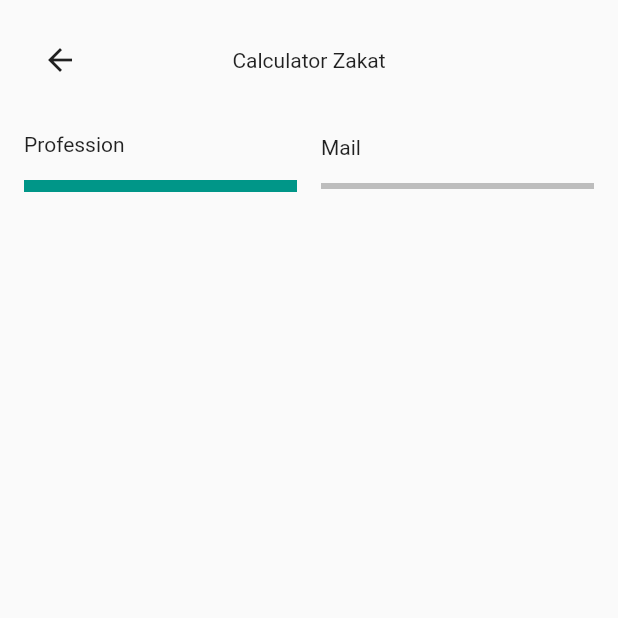
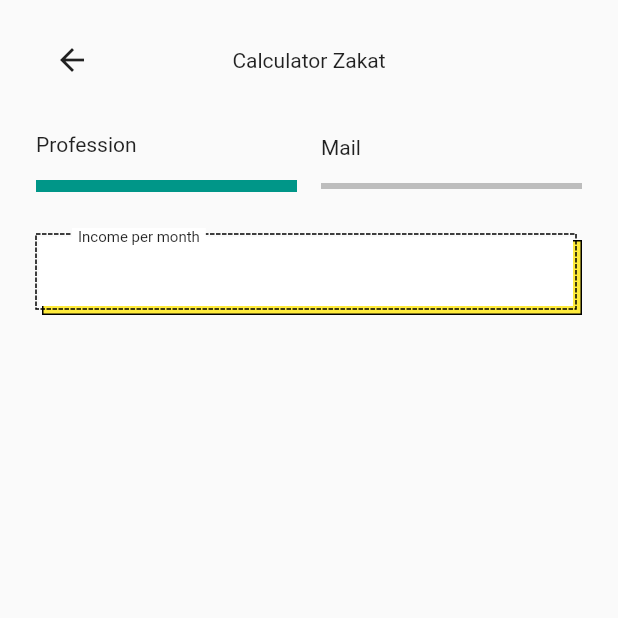
Before and after one commit to JAICHANGPARK/flutter_notebook_18th_story, a Flutter app: the screen it shows after launch, on a phone screen of 412 x 824 dp, the top half of it. Run offline on Flutter 3.47's test engine with Material 2 defaults, Android fonts, the phone set to English and light mode, and no system bars; drawn by our look-alikes of dotted_border; our stand-ins replace cached_network_image, flutter_lorem, flutter_riverpod, flutter_svg, freezed_annotation, go_router and 3 more.

Commit message:
Update funding_home_page.dart

```diff
--- a/lib/ep1085_funding_app/src/ui/funding_home_page.dart
+++ b/lib/ep1085_funding_app/src/ui/funding_home_page.dart
@@ -1,3 +1,4 @@
+import 'package:dotted_border/dotted_border.dart';
 import 'package:flutter/material.dart';
 
 class FundingHomePage extends StatelessWidget {
@@ -10,8 +11,8 @@ class FundingHomePage extends StatelessWidget {
         child: Stack(
           children: [
             Positioned(
-              left: 16,
-              right: 16,
+              left: 24,
+              right: 24,
               bottom: 16,
               top: 16,
               child: Column(
@@ -19,6 +20,7 @@ class FundingHomePage extends StatelessWidget {
                   Row(
                     children: [
                       IconButton(
+                        padding: EdgeInsets.zero,
                         onPressed: () {},
                         icon: const Icon(Icons.arrow_back),
                       ),
@@ -66,13 +68,56 @@ class FundingHomePage extends StatelessWidget {
                           ),
                           Container(
                             height: 4,
-                            decoration: const BoxDecoration(
-                              color: Colors.grey[400],
+                            decoration: BoxDecoration(
+                              color: Colors.grey[400]!,
                             ),
                           )
                         ],
                       )),
                     ],
+                  ),
+                  SizedBox(
+                    height: 24,
+                  ),
+                  SizedBox(
+                    height: 58,
+                    child: Stack(
+                      children: [
+                        Positioned(
+                          left: 4,
+                          top: 8,
+                          right: 0,
+                          bottom: 0,
+                          child: Container(
+                            decoration: BoxDecoration(color: Colors.yellow, border: Border.all()),
+                          ),
+                        ),
+                        Positioned(
+                          left: 0,
+                          top: 4,
+                          right: 4,
+                          bottom: 4,
+                          child: DottedBorder(
+                            color: Colors.black,
+                            child: Container(
+                              decoration: BoxDecoration(
+                                color: Colors.white,
+                              ),
+                            ),
+                          ),
+                        ),
+                        Positioned(
+                            left: 24,
+                            top: 0,
+                            child: Container(
+                                color: Colors.white,
+                                padding: EdgeInsets.symmetric(horizontal: 4),
+                                child: Text(
+                                  "Income per month",
+                                  style: TextStyle(fontSize: 10),
+                                )))
+                      ],
+                    ),
                   )
                 ],
               ),
```
